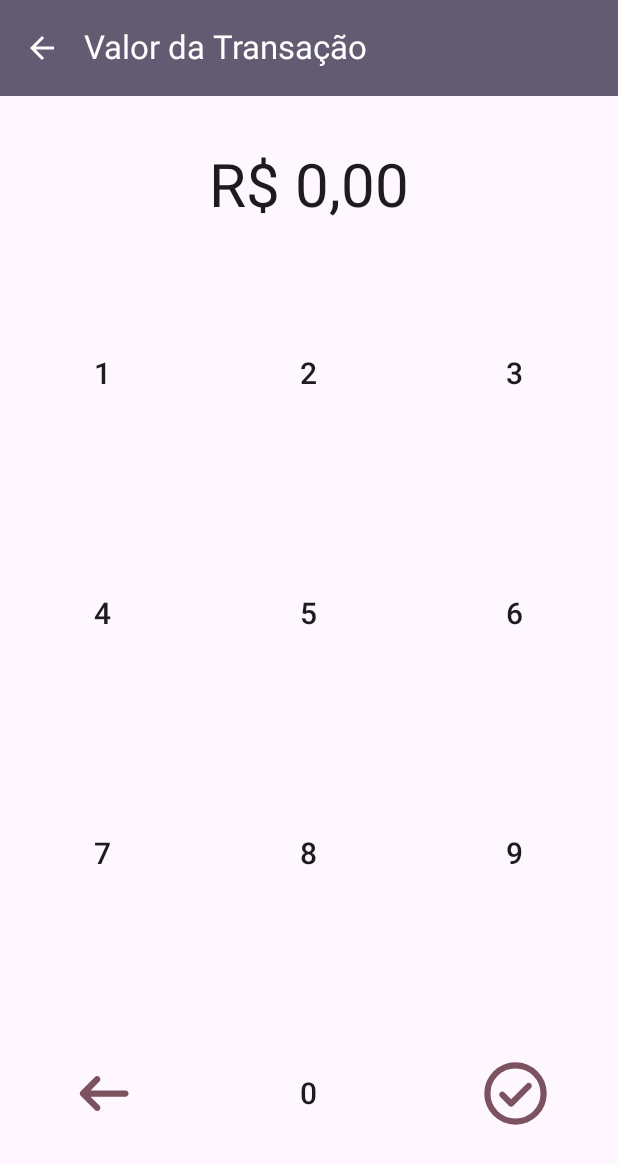
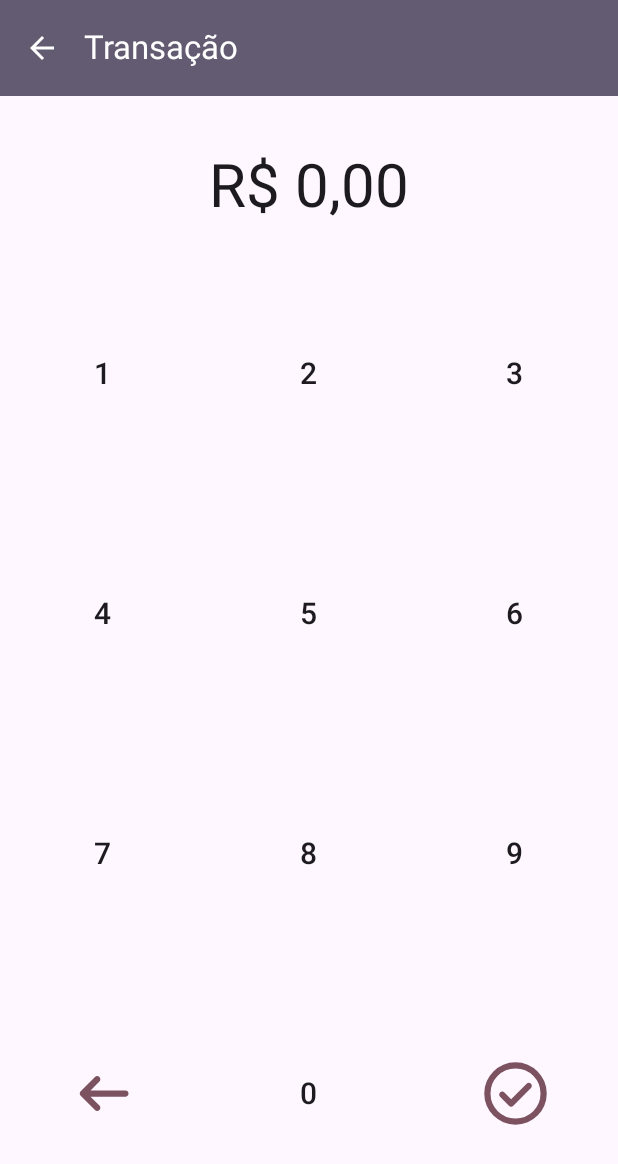
Before and after one commit to GetCardSoftware/hub-public-examples, an Android app built with Jetpack Compose: the Composable screen opened through its navigation route, on a phone screen of 412 x 824 dp. Shown: the top 1164 px of the screen. Run offline under Robolectric (Android 15) with nearby library versions, the phone set to English and light mode, and no system bars; libraries missing offline, so code that uses them is left out: com.getcard.hubinterface.

```diff
--- a/providers-example/app/src/main/java/com/getcard/hub/providers/example/Utils.kt
+++ b/providers-example/app/src/main/java/com/getcard/hub/providers/example/Utils.kt
@@ -3,6 +3,10 @@ package com.getcard.hub.providers.example
 import java.text.NumberFormat
 import java.util.Locale
 
+/**
+ * Função auxiliar responsável por formatar o valor da transação de acordo com
+ * o padrão brasileiro.
+ */
 fun applyMoneyMask(text: String): String {
     val paddedText = text.padStart(3, '0')
 
--- a/providers-example/app/src/main/java/com/getcard/hub/providers/example/extension/InstallmentType.kt
+++ b/providers-example/app/src/main/java/com/getcard/hub/providers/example/extension/InstallmentType.kt
@@ -2,6 +2,10 @@ package com.getcard.hub.providers.example.extension
 
 import com.getcard.hubinterface.transaction.InstallmentType
 
+/**
+ * Extensão para o enum InstallmentType, que retorna o texto correspondente
+ * ao tipo de parcelamento.
+ */
 fun InstallmentType.toText(): String {
     return when (this) {
         InstallmentType.ONE_TIME -> "À Vista"
--- a/providers-example/app/src/main/java/com/getcard/hub/providers/example/ui/payment/destination/ChooseInstallmentNumberDestination.kt
+++ b/providers-example/app/src/main/java/com/getcard/hub/providers/example/ui/payment/destination/ChooseInstallmentNumberDestination.kt
@@ -61,7 +61,7 @@ fun PaymentDestination.ChooseInstallmentNumberPaymentDestination.Composable(
                 onIconClick = {
                     onBackPressed()
                 },
-                label = "Quantidade de Parcelas"
+                label = "Transação"
             )
         }
     ) { innerPadding ->
--- a/providers-example/app/src/main/java/com/getcard/hub/providers/example/ui/payment/destination/ChooseInstallmentTypeDestination.kt
+++ b/providers-example/app/src/main/java/com/getcard/hub/providers/example/ui/payment/destination/ChooseInstallmentTypeDestination.kt
@@ -38,7 +38,7 @@ fun PaymentDestination.ChooseInstallmentTypePaymentDestination.Composable(
                 onIconClick = {
                     onBackPressed()
                 },
-                label = "Forma de Parcelamento"
+                label = "Transação"
             )
         }
     ) { innerPadding ->
--- a/providers-example/app/src/main/java/com/getcard/hub/providers/example/ui/payment/destination/ChoosePaymentAmountDestination.kt
+++ b/providers-example/app/src/main/java/com/getcard/hub/providers/example/ui/payment/destination/ChoosePaymentAmountDestination.kt
@@ -110,7 +110,7 @@ fun PaymentDestination.ChoosePaymentAmountPaymentDestination.Composable(
                 onIconClick = {
                     onBackPressed()
                 },
-                label = "Valor da Transação"
+                label = "Transação"
             )
         }
     ) { innerPadding ->
--- a/providers-example/app/src/main/java/com/getcard/hub/providers/example/ui/payment/destination/ChoosePaymentTypeDestination.kt
+++ b/providers-example/app/src/main/java/com/getcard/hub/providers/example/ui/payment/destination/ChoosePaymentTypeDestination.kt
@@ -20,8 +20,8 @@ import androidx.compose.ui.tooling.preview.Preview
 import androidx.compose.ui.unit.dp
 import androidx.compose.ui.unit.sp
 import com.getcard.hub.providers.example.R
+import com.getcard.hub.providers.example.ui.payment.components.OptionButton
 import com.getcard.hub.providers.example.ui.payment.components.TopBar
-import com.getcard.hub.providers.example.ui.payment.components.OptionButton
 import com.getcard.hub.providers.example.ui.theme.ProvidersExampleTheme
 import com.getcard.hub.scopeprovider.pinpad.extension.toText
 import com.getcard.hubinterface.transaction.PaymentType
@@ -38,7 +38,7 @@ fun PaymentDestination.ChoosePaymentTypePaymentDestination.Composable(
                 onIconClick = {
                     onBackPressed()
                 },
-                label = "Forma de Pagamento"
+                label = "Transação"
             )
         }
     ) { innerPadding ->
--- a/providers-example/app/src/main/java/com/getcard/hub/providers/example/ui/payment/destination/PaymentNavigation.kt
+++ b/providers-example/app/src/main/java/com/getcard/hub/providers/example/ui/payment/destination/PaymentNavigation.kt
@@ -16,6 +16,11 @@ fun PaymentNavigation(viewModel: TransactionViewModel) {
     val navController = rememberNavController()
     val paymentState by viewModel.paymentState.collectAsState()
 
+    /**
+     * Aqui nós iremos controlar o fluxo de telas com base no [PaymentState]
+     * Dessa forma, conseguimos remover toda a lógica de navegação da Activity e deixar
+     * centralizada em apenas um lugar.
+     */
     LaunchedEffect(paymentState) {
         when (paymentState) {
             is PaymentState.ChoosingPaymentType ->
```
Also changed, not shown: providers-example/app/src/main/java/com/getcard/hub/providers/example/Settings.kt (+9 -6 lines), providers-example/app/src/main/java/com/getcard/hub/providers/example/StartTransactionActivity.kt (+7 -0 lines), providers-example/app/src/main/java/com/getcard/hub/providers/example/ui/payment/PaymentActivity.kt (+14 -0 lines), providers-example/app/src/main/java/com/getcard/hub/providers/example/ui/payment/TransactionViewModel.kt (+15 -1 lines).
